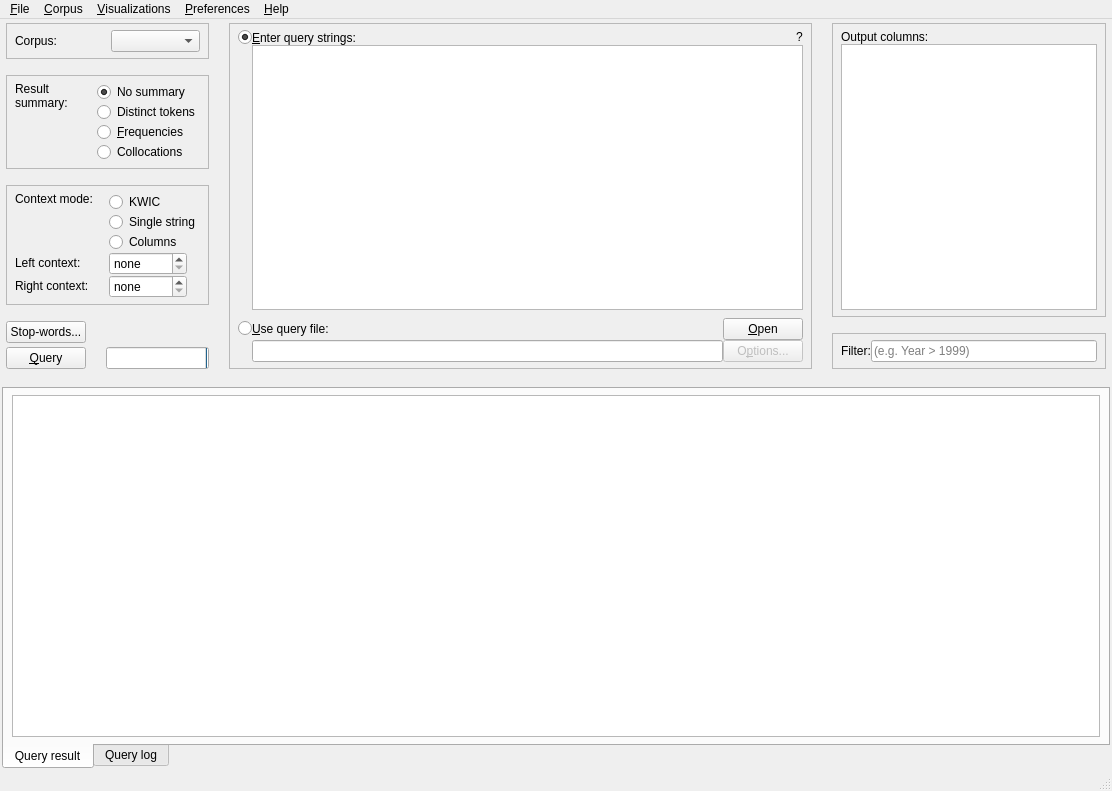
Above: coquery/gui/coquery.ui from gkunter/coquery before the change. Below: the same form after it.
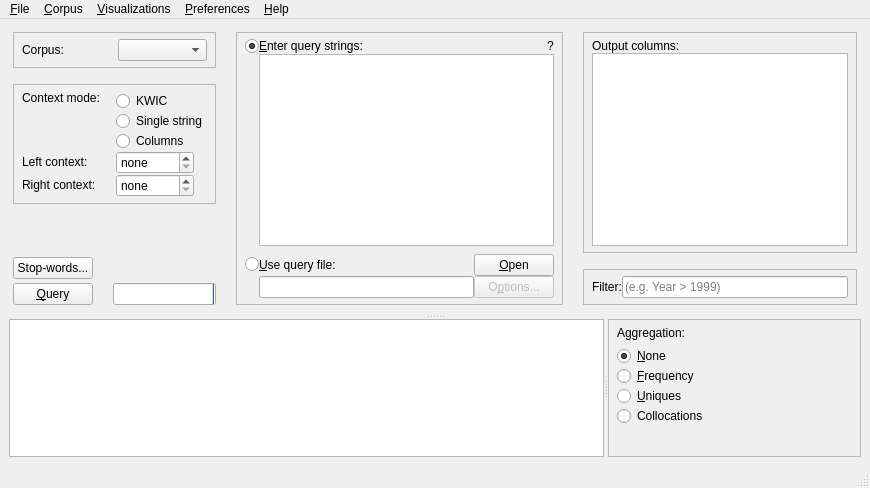
That is the form after the change. Icons and pictures are not drawn.

Commit message: Add live aggregation. Redesign GUI.

Diff of the .ui file:
```diff
--- a/coquery/gui/coquery.ui
+++ b/coquery/gui/coquery.ui
@@ -6,8 +6,8 @@
    <rect>
     <x>0</x>
     <y>0</y>
-    <width>1112</width>
-    <height>791</height>
+    <width>870</width>
+    <height>488</height>
    </rect>
   </property>
   <property name="windowTitle">
@@ -17,23 +17,24 @@
    <bool>false</bool>
   </property>
   <widget class="QWidget" name="centralwidget">
-   <layout class="QVBoxLayout" name="verticalLayout_4">
-    <property name="spacing">
-     <number>8</number>
-    </property>
-    <property name="leftMargin">
-     <number>2</number>
-    </property>
-    <property name="topMargin">
-     <number>0</number>
-    </property>
-    <property name="rightMargin">
-     <number>2</number>
-    </property>
-    <property name="bottomMargin">
-     <number>0</number>
-    </property>
+   <layout class="QVBoxLayout" name="verticalLayout_2">
     <item>
+     <widget class="QSplitter" name="splitter">
+      <property name="frameShape">
+       <enum>QFrame::NoFrame</enum>
+      </property>
+      <property name="frameShadow">
+       <enum>QFrame::Raised</enum>
+      </property>
+      <property name="orientation">
+       <enum>Qt::Vertical</enum>
+      </property>
+      <property name="opaqueResize">
+       <bool>true</bool>
+      </property>
+      <property name="childrenCollapsible">
+       <bool>false</bool>
+      </property>
      <widget class="QFrame" name="options_area">
       <property name="sizePolicy">
        <sizepolicy hsizetype="Minimum" vsizetype="MinimumExpanding">
@@ -64,7 +65,7 @@
         <number>10</number>
        </property>
        <item>
-        <layout class="QVBoxLayout" name="verticalLayout_3" stretch="0,0,0,0">
+         <layout class="QVBoxLayout" name="verticalLayout_3" stretch="0,0,1,0">
          <property name="spacing">
           <number>16</number>
          </property>
@@ -155,137 +156,6 @@
            </layout>
           </widget>
          </item>
-         <item>
-          <widget class="QFrame" name="box_query_mode">
-           <property name="sizePolicy">
-            <sizepolicy hsizetype="Minimum" vsizetype="Fixed">
-             <horstretch>0</horstretch>
-             <verstretch>0</verstretch>
-            </sizepolicy>
-           </property>
-           <property name="frameShape">
-            <enum>QFrame::StyledPanel</enum>
-           </property>
-           <property name="frameShadow">
-            <enum>QFrame::Raised</enum>
-           </property>
-           <layout class="QHBoxLayout" name="horizontalLayout_8" stretch="1,0">
-            <property name="spacing">
-             <number>16</number>
-            </property>
-            <property name="leftMargin">
-             <number>8</number>
-            </property>
-            <property name="topMargin">
-             <number>6</number>
-            </property>
-            <property name="rightMargin">
-             <number>8</number>
-            </property>
-            <property name="bottomMargin">
-             <number>6</number>
-            </property>
-            <item>
-             <widget class="QLabel" name="label_10">
-              <property name="sizePolicy">
-               <sizepolicy hsizetype="Minimum" vsizetype="Minimum">
-                <horstretch>0</horstretch>
-                <verstretch>0</verstretch>
-               </sizepolicy>
-              </property>
-              <property name="text">
-               <string>Result
-summary:</string>
-              </property>
-              <property name="alignment">
-               <set>Qt::AlignLeading|Qt::AlignLeft|Qt::AlignTop</set>
-              </property>
-              <property name="wordWrap">
-               <bool>true</bool>
-              </property>
-             </widget>
-            </item>
-            <item>
-             <layout class="QVBoxLayout" name="verticalLayout_14">
-              <property name="spacing">
-               <number>0</number>
-              </property>
-              <item>
-               <widget class="QRadioButton" name="radio_mode_tokens">
-                <property name="sizePolicy">
-                 <sizepolicy hsizetype="Minimum" vsizetype="Minimum">
-                  <horstretch>0</horstretch>
-                  <verstretch>0</verstretch>
-                 </sizepolicy>
-                </property>
-                <property name="toolTip">
-                 <string>&lt;html&gt;&lt;head/&gt;&lt;body&gt;&lt;p&gt;&lt;span style=&quot; font-weight:600;&quot;&gt;Do not summarize the rquery results.&lt;/span&gt;&lt;/p&gt;&lt;p&gt;Every token that matches the query string is listed in the 'Query results' table. &lt;/p&gt;&lt;/body&gt;&lt;/html&gt;</string>
-                </property>
-                <property name="text">
-                 <string>No summary</string>
-                </property>
-                <property name="checked">
-                 <bool>true</bool>
-                </property>
-               </widget>
-              </item>
-              <item>
-               <widget class="QRadioButton" name="radio_mode_context">
-                <property name="sizePolicy">
-                 <sizepolicy hsizetype="Minimum" vsizetype="Minimum">
-                  <horstretch>0</horstretch>
-                  <verstretch>0</verstretch>
-                 </sizepolicy>
-                </property>
-                <property name="toolTip">
-                 <string>&lt;html&gt;&lt;head/&gt;&lt;body&gt;&lt;p&gt;&lt;span style=&quot; font-weight:600;&quot;&gt;Show only distinct tokens.&lt;/span&gt;&lt;/p&gt;&lt;p&gt;The tokens matching the query string are summarized so that duplicate matches are dropped. The 'Query results' table shows only distinct tokens, and no duplicates. &lt;/p&gt;&lt;/body&gt;&lt;/html&gt;</string>
-                </property>
-                <property name="text">
-                 <string>Distinct tokens</string>
-                </property>
-                <property name="checked">
-                 <bool>false</bool>
-                </property>
-               </widget>
-              </item>
-              <item>
-               <widget class="QRadioButton" name="radio_mode_frequency">
-                <property name="sizePolicy">
-                 <sizepolicy hsizetype="Minimum" vsizetype="Fixed">
-                  <horstretch>0</horstretch>
-                  <verstretch>0</verstretch>
-                 </sizepolicy>
-                </property>
-                <property name="toolTip">
-                 <string>&lt;html&gt;&lt;head/&gt;&lt;body&gt;&lt;p&gt;&lt;span style=&quot; font-weight:600;&quot;&gt;Show the frequency of each token.&lt;/span&gt;&lt;/p&gt;&lt;p&gt;
-The number of occurrences of each token matching the query string is counted. The 'Query results' table shows one row for each token, with the number of occurrences in the column 'Frequency' . &lt;/p&gt;&lt;/body&gt;&lt;/html&gt;</string>
-                </property>
-                <property name="text">
-                 <string>&amp;Frequencies</string>
-                </property>
-               </widget>
-              </item>
-              <item>
-               <widget class="QRadioButton" name="radio_mode_collocations">
-                <property name="sizePolicy">
-                 <sizepolicy hsizetype="MinimumExpanding" vsizetype="Minimum">
-                  <horstretch>0</horstretch>
-                  <verstretch>0</verstretch>
-                 </sizepolicy>
-                </property>
-                <property name="toolTip">
-                 <string>&lt;html&gt;&lt;head/&gt;&lt;body&gt;&lt;p&gt;&lt;span style=&quot; font-weight:600;&quot;&gt;Show collocations.&lt;/span&gt;&lt;/p&gt;&lt;p&gt;For the tokens matching the query string, the left and right context as defined by the user is also queried for collocate words. The 'Query results' table shows one row for each collocate word, together with several collocation statistics. &lt;/p&gt;&lt;/body&gt;&lt;/html&gt;</string>
-                </property>
-                <property name="text">
-                 <string>Collocations</string>
-                </property>
-               </widget>
-              </item>
-             </layout>
-            </item>
-           </layout>
-          </widget>
-         </item>
          <item>
           <widget class="QFrame" name="box_context_mode">
            <property name="sizePolicy">
@@ -495,14 +365,30 @@
           </widget>
          </item>
          <item>
-          <layout class="QGridLayout" name="box_qer_buttons" rowstretch="0,0" columnstretch="0,0">
+           <spacer name="verticalSpacer_2">
+            <property name="orientation">
+             <enum>Qt::Vertical</enum>
+            </property>
+            <property name="sizeType">
+             <enum>QSizePolicy::Minimum</enum>
+            </property>
+            <property name="sizeHint" stdset="0">
+             <size>
+              <width>5</width>
+              <height>0</height>
+             </size>
+            </property>
+           </spacer>
+          </item>
+          <item>
+           <layout class="QGridLayout" name="box_qer_buttons" rowstretch="0,0,0" columnstretch="0,0" rowminimumheight="1,0,0">
            <property name="horizontalSpacing">
             <number>20</number>
            </property>
            <property name="verticalSpacing">
             <number>4</number>
            </property>
-           <item row="1" column="1">
+            <item row="2" column="1">
             <widget class="QProgressBar" name="progress_bar">
              <property name="enabled">
               <bool>true</bool>
@@ -527,7 +413,7 @@
              </property>
             </widget>
            </item>
-           <item row="0" column="0">
+            <item row="1" column="0">
             <widget class="QPushButton" name="button_stopwords">
              <property name="sizePolicy">
               <sizepolicy hsizetype="Minimum" vsizetype="Fixed">
@@ -540,7 +426,7 @@
              </property>
             </widget>
            </item>
-           <item row="0" column="1">
+            <item row="1" column="1">
             <spacer name="horizontalSpacer_2">
              <property name="orientation">
               <enum>Qt::Horizontal</enum>
@@ -553,7 +439,7 @@
              </property>
             </spacer>
            </item>
-           <item row="1" column="0">
+            <item row="2" column="0">
             <widget class="QPushButton" name="button_run_query">
              <property name="sizePolicy">
               <sizepolicy hsizetype="Minimum" vsizetype="Fixed">
@@ -594,10 +480,13 @@
          <property name="frameShadow">
           <enum>QFrame::Raised</enum>
          </property>
-         <layout class="QVBoxLayout" name="verticalLayout">
+          <layout class="QVBoxLayout" name="verticalLayout" stretch="1,0">
           <property name="spacing">
            <number>8</number>
           </property>
+           <property name="sizeConstraint">
+            <enum>QLayout::SetMinimumSize</enum>
+           </property>
           <property name="leftMargin">
            <number>8</number>
           </property>
@@ -612,13 +501,16 @@
           </property>
           <item>
            <layout class="QGridLayout" name="gridLayout_2" columnstretch="0,0">
+             <property name="sizeConstraint">
+              <enum>QLayout::SetMinimumSize</enum>
+             </property>
             <property name="spacing">
              <number>0</number>
             </property>
             <item row="2" column="1">
              <widget class="QTextEdit" name="edit_query_string">
               <property name="sizePolicy">
-               <sizepolicy hsizetype="Expanding" vsizetype="MinimumExpanding">
+                <sizepolicy hsizetype="Expanding" vsizetype="Preferred">
                 <horstretch>0</horstretch>
                 <verstretch>0</verstretch>
                </sizepolicy>
@@ -646,7 +538,7 @@
               <item>
                <widget class="QLabel" name="label">
                 <property name="sizePolicy">
-                 <sizepolicy hsizetype="MinimumExpanding" vsizetype="Preferred">
+                  <sizepolicy hsizetype="MinimumExpanding" vsizetype="Fixed">
                   <horstretch>0</horstretch>
                   <verstretch>0</verstretch>
                  </sizepolicy>
@@ -683,11 +575,14 @@
            </layout>
           </item>
           <item>
-           <layout class="QGridLayout" name="gridLayout_3" columnstretch="0,1,0">
+            <layout class="QGridLayout" name="gridLayout_3" columnstretch="0,0,0">
+             <property name="sizeConstraint">
+              <enum>QLayout::SetFixedSize</enum>
+             </property>
             <property name="spacing">
              <number>0</number>
             </property>
-            <item row="1" column="0">
+             <item row="0" column="0">
              <widget class="QRadioButton" name="radio_query_file">
               <property name="sizePolicy">
                <sizepolicy hsizetype="Fixed" vsizetype="Fixed">
@@ -700,10 +595,10 @@
               </property>
              </widget>
             </item>
-            <item row="1" column="1">
+             <item row="0" column="1">
              <widget class="QLabel" name="label_8">
               <property name="sizePolicy">
-               <sizepolicy hsizetype="Preferred" vsizetype="Preferred">
+                <sizepolicy hsizetype="Preferred" vsizetype="Fixed">
                 <horstretch>0</horstretch>
                 <verstretch>0</verstretch>
                </sizepolicy>
@@ -716,7 +611,7 @@
               </property>
              </widget>
             </item>
-            <item row="2" column="1">
+             <item row="1" column="1">
              <widget class="QLineEdit" name="edit_file_name">
               <property name="enabled">
                <bool>true</bool>
@@ -732,13 +627,13 @@
               </property>
              </widget>
             </item>
-            <item row="2" column="2">
+             <item row="1" column="2">
              <widget class="QPushButton" name="button_file_options">
               <property name="enabled">
                <bool>false</bool>
               </property>
               <property name="sizePolicy">
-               <sizepolicy hsizetype="Preferred" vsizetype="Minimum">
+                <sizepolicy hsizetype="Preferred" vsizetype="Fixed">
                 <horstretch>0</horstretch>
                 <verstretch>0</verstretch>
                </sizepolicy>
@@ -755,10 +650,10 @@
               </property>
              </widget>
             </item>
-            <item row="1" column="2">
+             <item row="0" column="2">
              <widget class="QPushButton" name="button_browse_file">
               <property name="sizePolicy">
-               <sizepolicy hsizetype="Preferred" vsizetype="Minimum">
+                <sizepolicy hsizetype="Preferred" vsizetype="Fixed">
                 <horstretch>0</horstretch>
                 <verstretch>0</verstretch>
                </sizepolicy>
@@ -781,10 +676,13 @@
         </widget>
        </item>
        <item>
-        <layout class="QVBoxLayout" name="output_settings" stretch="0,0">
+         <layout class="QVBoxLayout" name="output_settings" stretch="1,0">
          <property name="spacing">
           <number>16</number>
          </property>
+          <property name="sizeConstraint">
+           <enum>QLayout::SetMinimumSize</enum>
+          </property>
          <item>
           <widget class="QFrame" name="box_output_options">
            <property name="sizePolicy">
@@ -816,14 +714,9 @@
              <number>6</number>
             </property>
             <item>
-             <layout class="QHBoxLayout" name="horizontalLayout_2" stretch="1">
-              <property name="spacing">
-               <number>10</number>
-              </property>
-              <item>
                <widget class="QLabel" name="label_2">
                 <property name="sizePolicy">
-                 <sizepolicy hsizetype="MinimumExpanding" vsizetype="Preferred">
+                <sizepolicy hsizetype="MinimumExpanding" vsizetype="Fixed">
                   <horstretch>0</horstretch>
                   <verstretch>0</verstretch>
                  </sizepolicy>
@@ -832,18 +725,19 @@
                  <string>Output columns:</string>
                 </property>
                 <property name="alignment">
-                 <set>Qt::AlignBottom|Qt::AlignLeading|Qt::AlignLeft</set>
-                </property>
-               </widget>
-              </item>
-             </layout>
+                <set>Qt::AlignLeading|Qt::AlignLeft|Qt::AlignVCenter</set>
+               </property>
+              </widget>
             </item>
             <item>
              <layout class="QVBoxLayout" name="options_list">
+               <property name="spacing">
+                <number>0</number>
+               </property>
               <item>
                <widget class="QTreeWidget" name="options_tree">
                 <property name="sizePolicy">
-                 <sizepolicy hsizetype="Expanding" vsizetype="MinimumExpanding">
+                  <sizepolicy hsizetype="Expanding" vsizetype="Preferred">
                   <horstretch>0</horstretch>
                   <verstretch>0</verstretch>
                  </sizepolicy>
@@ -866,7 +760,7 @@
          <item>
           <widget class="QFrame" name="box_source_filter">
            <property name="sizePolicy">
-            <sizepolicy hsizetype="Preferred" vsizetype="Minimum">
+             <sizepolicy hsizetype="Preferred" vsizetype="Preferred">
              <horstretch>0</horstretch>
              <verstretch>0</verstretch>
             </sizepolicy>
@@ -951,52 +845,13 @@
        </item>
       </layout>
      </widget>
-    </item>
+      <widget class="QWidget" name="layoutWidget">
+       <layout class="QHBoxLayout" name="horizontalLayout_4" stretch="0">
     <item>
-     <widget class="QTabWidget" name="tabbed_views">
-      <property name="sizePolicy">
-       <sizepolicy hsizetype="Expanding" vsizetype="Expanding">
-        <horstretch>0</horstretch>
-        <verstretch>2</verstretch>
-       </sizepolicy>
-      </property>
-      <property name="tabPosition">
-       <enum>QTabWidget::South</enum>
-      </property>
-      <property name="currentIndex">
-       <number>0</number>
-      </property>
-      <widget class="QWidget" name="results_tab">
-       <property name="sizePolicy">
-        <sizepolicy hsizetype="Preferred" vsizetype="Expanding">
-         <horstretch>0</horstretch>
-         <verstretch>0</verstretch>
-        </sizepolicy>
-       </property>
-       <attribute name="icon">
-        <iconset theme="table">
-         <normaloff>../../../../../../.designer/backup</normaloff>../../../../../../.designer/backup</iconset>
-       </attribute>
-       <attribute name="title">
-        <string>Query result</string>
-       </attribute>
-       <layout class="QVBoxLayout" name="verticalLayout_9">
-        <property name="spacing">
-         <number>0</number>
-        </property>
-        <property name="leftMargin">
-         <number>8</number>
-        </property>
-        <property name="topMargin">
-         <number>6</number>
-        </property>
-        <property name="rightMargin">
-         <number>8</number>
-        </property>
-        <property name="bottomMargin">
-         <number>6</number>
-        </property>
-        <item>
+         <widget class="QSplitter" name="splitter_2">
+          <property name="orientation">
+           <enum>Qt::Horizontal</enum>
+          </property>
          <widget class="QTableView" name="data_preview">
           <property name="sizePolicy">
            <sizepolicy hsizetype="MinimumExpanding" vsizetype="Expanding">
@@ -1032,38 +887,147 @@
            <bool>true</bool>
           </property>
          </widget>
-        </item>
-       </layout>
-      </widget>
-      <widget class="QWidget" name="log_tab">
+          <widget class="QFrame" name="box_aggregation_mode">
+           <property name="sizePolicy">
+            <sizepolicy hsizetype="Fixed" vsizetype="Expanding">
+             <horstretch>0</horstretch>
+             <verstretch>0</verstretch>
+            </sizepolicy>
+           </property>
+           <property name="frameShape">
+            <enum>QFrame::StyledPanel</enum>
+           </property>
+           <property name="frameShadow">
+            <enum>QFrame::Raised</enum>
+           </property>
+           <layout class="QVBoxLayout" name="verticalLayout_6" stretch="0,0,0">
+            <property name="spacing">
+             <number>-1</number>
+            </property>
+            <property name="leftMargin">
+             <number>8</number>
+            </property>
+            <property name="topMargin">
+             <number>6</number>
+            </property>
+            <property name="rightMargin">
+             <number>8</number>
+            </property>
+            <property name="bottomMargin">
+             <number>6</number>
+            </property>
+            <item>
+             <widget class="QLabel" name="label_10">
+              <property name="sizePolicy">
+               <sizepolicy hsizetype="Fixed" vsizetype="Fixed">
+                <horstretch>0</horstretch>
+                <verstretch>0</verstretch>
+               </sizepolicy>
+              </property>
+              <property name="text">
+               <string>Aggregation:</string>
+              </property>
+              <property name="alignment">
+               <set>Qt::AlignLeading|Qt::AlignLeft|Qt::AlignTop</set>
+              </property>
+              <property name="wordWrap">
+               <bool>true</bool>
+              </property>
+             </widget>
+            </item>
+            <item>
+             <layout class="QVBoxLayout" name="verticalLayout_14">
+              <property name="spacing">
+               <number>0</number>
+              </property>
+              <item>
+               <widget class="QRadioButton" name="radio_aggregate_none">
+                <property name="sizePolicy">
+                 <sizepolicy hsizetype="Minimum" vsizetype="Fixed">
+                  <horstretch>0</horstretch>
+                  <verstretch>0</verstretch>
+                 </sizepolicy>
+                </property>
+                <property name="toolTip">
+                 <string>&lt;html&gt;&lt;head/&gt;&lt;body&gt;&lt;p&gt;&lt;span style=&quot; font-weight:600;&quot;&gt;Do not aggregate the query results.&lt;/span&gt;&lt;/p&gt;&lt;p&gt;Every token that matches the query string is listed in the 'Query results' table. &lt;/p&gt;&lt;/body&gt;&lt;/html&gt;</string>
+                </property>
+                <property name="text">
+                 <string>&amp;None</string>
+                </property>
+                <property name="checked">
+                 <bool>true</bool>
+                </property>
+               </widget>
+              </item>
+              <item>
+               <widget class="QRadioButton" name="radio_aggregate_frequencies">
        <property name="sizePolicy">
-        <sizepolicy hsizetype="Preferred" vsizetype="Expanding">
+                 <sizepolicy hsizetype="Minimum" vsizetype="Fixed">
          <horstretch>0</horstretch>
          <verstretch>0</verstretch>
         </sizepolicy>
        </property>
-       <attribute name="icon">
-        <iconset theme="utilities-log-viewer">
-         <normaloff>../../../../../../.designer/backup</normaloff>../../../../../../.designer/backup</iconset>
-       </attribute>
-       <attribute name="title">
-        <string>Query log</string>
-       </attribute>
-       <layout class="QVBoxLayout" name="verticalLayout_2">
+                <property name="toolTip">
+                 <string>&lt;html&gt;&lt;head/&gt;&lt;body&gt;&lt;p&gt;&lt;span style=&quot; font-weight:600;&quot;&gt;Show the frequency of each token.&lt;/span&gt;&lt;/p&gt;&lt;p&gt;
+The number of occurrences of each token matching the query string is counted. The 'Query results' table shows one row for each token, with the number of occurrences in the column 'Frequency' . &lt;/p&gt;&lt;/body&gt;&lt;/html&gt;</string>
+                </property>
+                <property name="text">
+                 <string>&amp;Frequency</string>
+                </property>
+               </widget>
+              </item>
         <item>
-         <widget class="QTableView" name="log_table">
-          <property name="selectionMode">
-           <enum>QAbstractItemView::MultiSelection</enum>
-          </property>
-          <property name="selectionBehavior">
-           <enum>QAbstractItemView::SelectRows</enum>
-          </property>
-          <property name="sortingEnabled">
-           <bool>true</bool>
-          </property>
-          <attribute name="verticalHeaderVisible">
+               <widget class="QRadioButton" name="radio_aggregate_uniques">
+                <property name="sizePolicy">
+                 <sizepolicy hsizetype="Minimum" vsizetype="Fixed">
+                  <horstretch>0</horstretch>
+                  <verstretch>0</verstretch>
+                 </sizepolicy>
+                </property>
+                <property name="toolTip">
+                 <string>&lt;html&gt;&lt;head/&gt;&lt;body&gt;&lt;p&gt;&lt;span style=&quot; font-weight:600;&quot;&gt;Show only distinct tokens.&lt;/span&gt;&lt;/p&gt;&lt;p&gt;The tokens matching the query string are aggregated so that duplicate matches are dropped. The 'Query results' table shows only distinct tokens, and no duplicates. &lt;/p&gt;&lt;/body&gt;&lt;/html&gt;</string>
+                </property>
+                <property name="text">
+                 <string>&amp;Uniques</string>
+                </property>
+                <property name="checked">
            <bool>false</bool>
-          </attribute>
+                </property>
+               </widget>
+              </item>
+              <item>
+               <widget class="QRadioButton" name="radio_aggregate_collocations">
+                <property name="sizePolicy">
+                 <sizepolicy hsizetype="Minimum" vsizetype="Fixed">
+                  <horstretch>0</horstretch>
+                  <verstretch>0</verstretch>
+                 </sizepolicy>
+                </property>
+                <property name="toolTip">
+                 <string>&lt;html&gt;&lt;head/&gt;&lt;body&gt;&lt;p&gt;&lt;span style=&quot; font-weight:600;&quot;&gt;Show collocations.&lt;/span&gt;&lt;/p&gt;&lt;p&gt;For the tokens matching the query string, the left and right context as defined by the user is also queried for collocate words. The 'Query results' table shows one row for each collocate word, together with several collocation statistics. &lt;/p&gt;&lt;/body&gt;&lt;/html&gt;</string>
+                </property>
+                <property name="text">
+                 <string>Collocations</string>
+                </property>
+               </widget>
+              </item>
+             </layout>
+            </item>
+            <item>
+             <spacer name="verticalSpacer">
+              <property name="orientation">
+               <enum>Qt::Vertical</enum>
+              </property>
+              <property name="sizeHint" stdset="0">
+               <size>
+                <width>20</width>
+                <height>40</height>
+               </size>
+              </property>
+             </spacer>
+            </item>
+           </layout>
+          </widget>
          </widget>
         </item>
        </layout>
@@ -1077,7 +1041,7 @@
     <rect>
      <x>0</x>
      <y>0</y>
-     <width>1112</width>
+     <width>870</width>
      <height>21</height>
     </rect>
    </property>
@@ -1115,6 +1079,7 @@
     <addaction name="action_mySQL_settings"/>
     <addaction name="action_settings"/>
     <addaction name="separator"/>
+    <addaction name="action_view_log"/>
    </widget>
    <widget class="QMenu" name="menuAnalyse">
     <property name="title">
@@ -1255,7 +1220,7 @@
      <normaloff>../../../../../../.designer/backup</normaloff>../../../../../../.designer/backup</iconset>
    </property>
    <property name="text">
-    <string>&amp;Settings</string>
+    <string>&amp;Settings...</string>
    </property>
   </action>
   <action name="action_quit">
@@ -1400,6 +1365,11 @@
     <string>&amp;Stacked bars</string>
    </property>
   </action>
+  <action name="action_view_log">
+   <property name="text">
+    <string>View log...</string>
+   </property>
+  </action>
  </widget>
  <resources/>
  <connections/>
```
Lines whose indentation alone changed are shown as unchanged. The commit also changes 9 other files.
